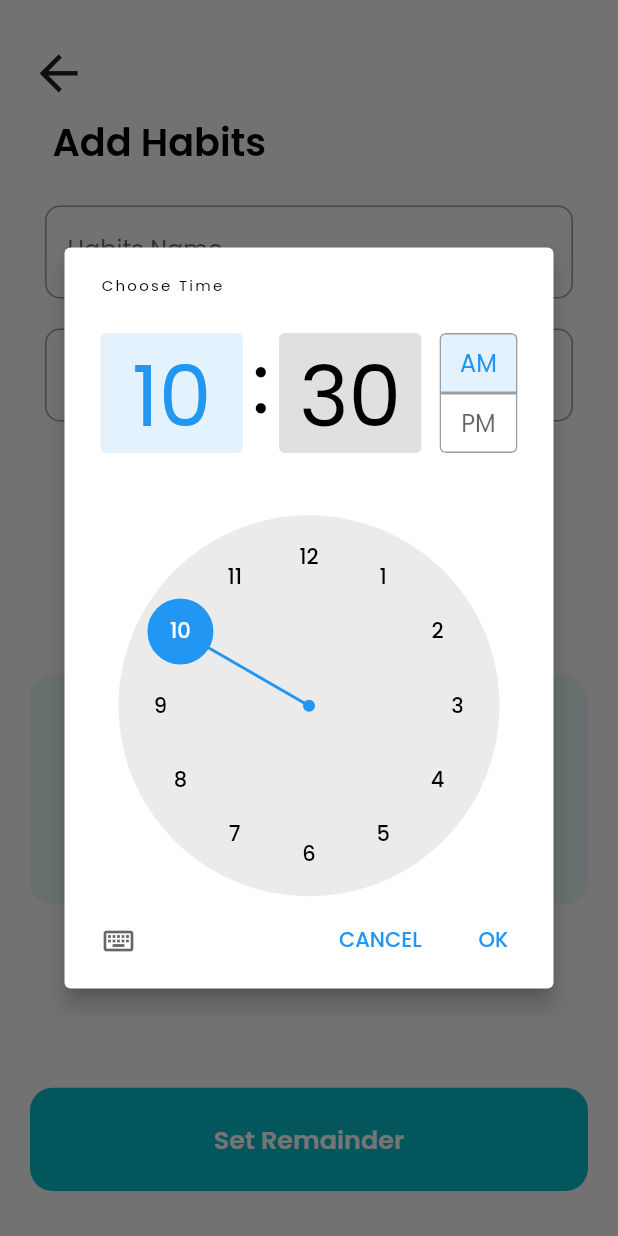
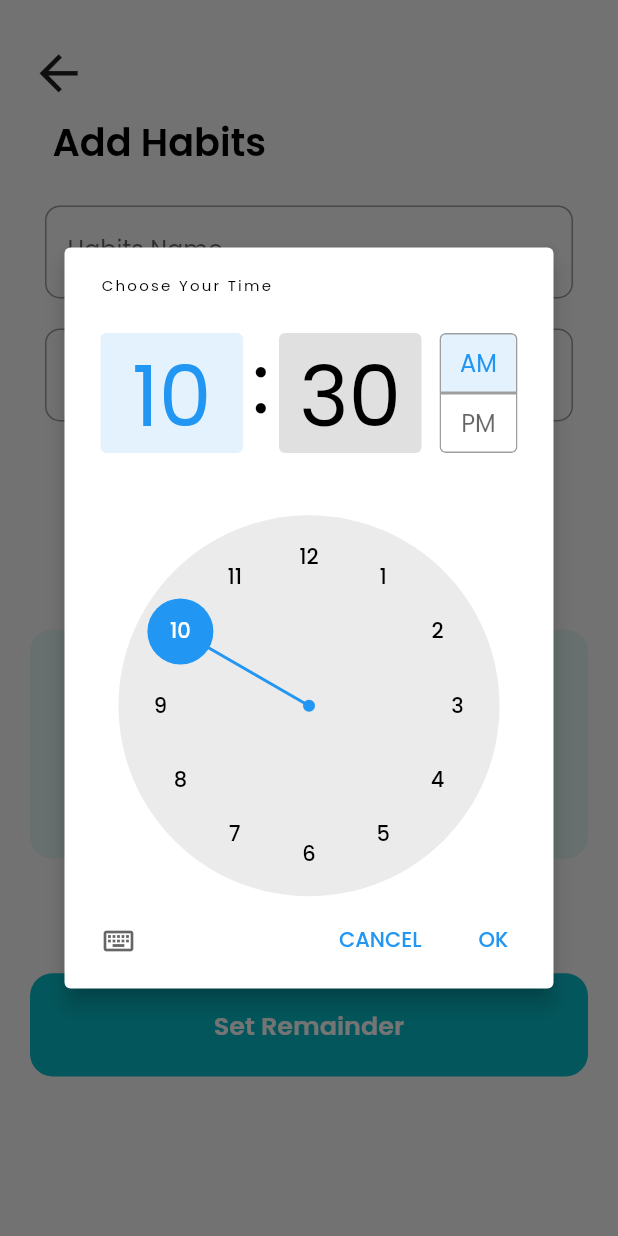
Before and after one commit to SHAMOL-KUMAR-DAS/Habits_Alarming, a Flutter app: the AddNewHabit screen opened directly, after a tap on an icon or button, on a phone screen of 412 x 824 dp. Run offline on Flutter 3.47's test engine with Material 2 defaults, Android fonts, the phone set to English and light mode, and no system bars; our stand-ins replace animated_text_kit, auto_size_text, flutter_local_notifications, splashscreen, sqflite, timezone; missing offline and left inert: animated_widgets; accounts and stored records are empty.

```diff
--- a/lib/add_new_habit.dart
+++ b/lib/add_new_habit.dart
@@ -1,6 +1,5 @@
 import 'dart:math';
 
-import 'package:flutter/cupertino.dart';
 import 'package:flutter/material.dart';
 import 'package:flutter_local_notifications/flutter_local_notifications.dart';
 import 'package:intl/intl.dart';
@@ -30,13 +29,9 @@ class _AddNewHabitState extends State<AddNewHabit> {
   final TextEditingController nameController = TextEditingController();
   final TextEditingController amountController = TextEditingController();
 
-  //==========================================
-
   //-------------- Database and notifications ------------------
   final Repository _repository = Repository();
   final Notifications _notifications = Notifications();
-
-  //============================================================
 
   @override
   void initState() {
@@ -97,15 +92,11 @@ class _AddNewHabitState extends State<AddNewHabit> {
                 child: Padding(
                     padding: const EdgeInsets.symmetric(horizontal: 10.0),
                     child: FormFields(
-                        howManyWeeks,
                         selectWeight,
                         popUpMenuItemChanged,
                         sliderChanged,
                         nameController,
                         amountController)),
-              ),
-              SizedBox(
-                height: deviceHeight * 0.04,
               ),
               Container(
                 width: double.infinity,
@@ -121,7 +112,6 @@ class _AddNewHabitState extends State<AddNewHabit> {
                           buttonChild: Row(
                             mainAxisAlignment: MainAxisAlignment.center,
                             children: [
-                              SizedBox(width: 10),
                               Text(
                                 DateFormat.Hm().format(this.setDate),
                                 style: TextStyle(
@@ -129,7 +119,7 @@ class _AddNewHabitState extends State<AddNewHabit> {
                                     color: Colors.black,
                                     fontWeight: FontWeight.w500),
                               ),
-                              SizedBox(width: 5),
+                              SizedBox(width: MediaQuery.of(context).size.width*0.011),
                               Icon(
                                 Icons.access_time,
                                 size: 30,
@@ -141,9 +131,7 @@ class _AddNewHabitState extends State<AddNewHabit> {
                         ),
                       ),
                     ),
-                    SizedBox(
-                      width: 5,
-                    ),
+                    SizedBox(width: MediaQuery.of(context).size.width*0.025,),
                     Expanded(
                       child: Container(
                         height: double.infinity,
@@ -160,7 +148,7 @@ class _AddNewHabitState extends State<AddNewHabit> {
                                     color: Colors.black,
                                     fontWeight: FontWeight.w500),
                               ),
-                              SizedBox(width: 10),
+                              SizedBox(width: MediaQuery.of(context).size.width*0.011),
                               Icon(
                                 Icons.event,
                                 size: 30,
@@ -175,7 +163,7 @@ class _AddNewHabitState extends State<AddNewHabit> {
                   ],
                 ),
               ),
-              Spacer(),
+              SizedBox(height: deviceHeight*0.1,),//Spacer(),
               Container(
                 height: deviceHeight * 0.09,
                 width: double.infinity,
@@ -211,7 +199,7 @@ class _AddNewHabitState extends State<AddNewHabit> {
     await showTimePicker(
         context: context,
         initialTime: TimeOfDay.now(),
-        helpText: "Choose Time")
+        helpText: "Choose Your Time")
         .then((value) {
       DateTime newDate = DateTime(
           setDate.year,
@@ -256,7 +244,7 @@ class _AddNewHabitState extends State<AddNewHabit> {
       //create pill object
       Habit habit = Habit(
           description: amountController.text,
-          howManyWeeks: howManyWeeks,
+          //howManyWeeks: howManyWeeks,
           name: nameController.text,
           time: setDate.millisecondsSinceEpoch,
           notifyId: Random().nextInt(10000000));
--- a/lib/form_fields.dart
+++ b/lib/form_fields.dart
@@ -3,12 +3,11 @@ import 'package:flutter/material.dart';
 
 
 class FormFields extends StatelessWidget {
-  final int howManyWeeks;
   final String selectWeight;
   final Function onPopUpMenuChanged, onSliderChanged;
   final TextEditingController nameController;
   final TextEditingController amountController;
-  FormFields(this.howManyWeeks,this.selectWeight,this.onPopUpMenuChanged,this.onSliderChanged,this.nameController,this.amountController);
+  FormFields(this.selectWeight,this.onPopUpMenuChanged,this.onSliderChanged,this.nameController,this.amountController);
 
   @override
   Widget build(BuildContext context) {
@@ -47,7 +46,7 @@ class FormFields extends StatelessWidget {
               height: constrains.maxHeight * 0.22,
               child: TextField(
                 controller: amountController,
-                    //keyboardType: TextInputType.number,
+                keyboardType: TextInputType.text,
                 style: TextStyle(
                     color: Colors.black,
                     fontWeight: FontWeight.w400,
--- a/lib/main.dart
+++ b/lib/main.dart
@@ -44,6 +44,7 @@ class MedicineApp extends StatelessWidget {
         "/home": (context) => Home(),
       },
       initialRoute: "/",
+      debugShowCheckedModeBanner: false,
     );
   }
 }
--- a/lib/splash.dart
+++ b/lib/splash.dart
@@ -15,8 +15,8 @@ class _SplashState extends State<Splash> {
       backgroundColor: Colors.lightGreenAccent,
       // image: Image(
       //   image: AssetImage("assets/images/splash_image.png"),
-      //   // height: 1200,
-      //   // width: 1200,
+      //   height: 600,
+      //   width: 600,
       //   fit: BoxFit.fill,
       // ),
       navigateAfterSeconds: Welcome(),
```
Also changed, not shown: lib/habit.dart (+7 -7 lines). Lines whose indentation alone changed are shown as unchanged.
